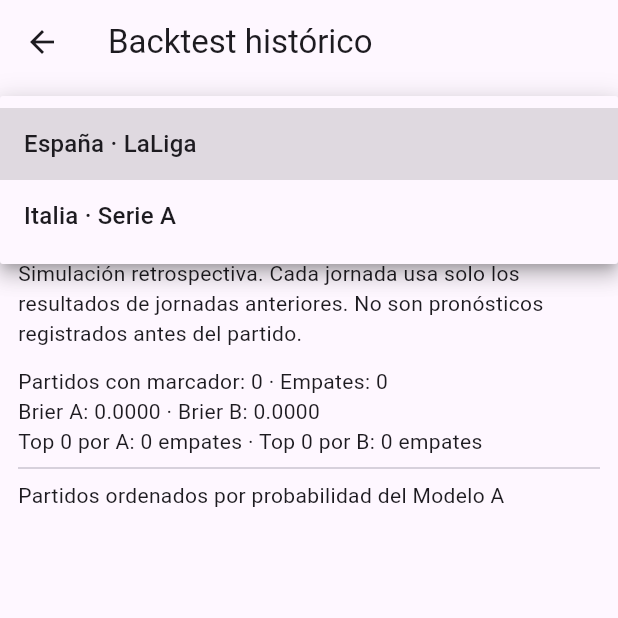
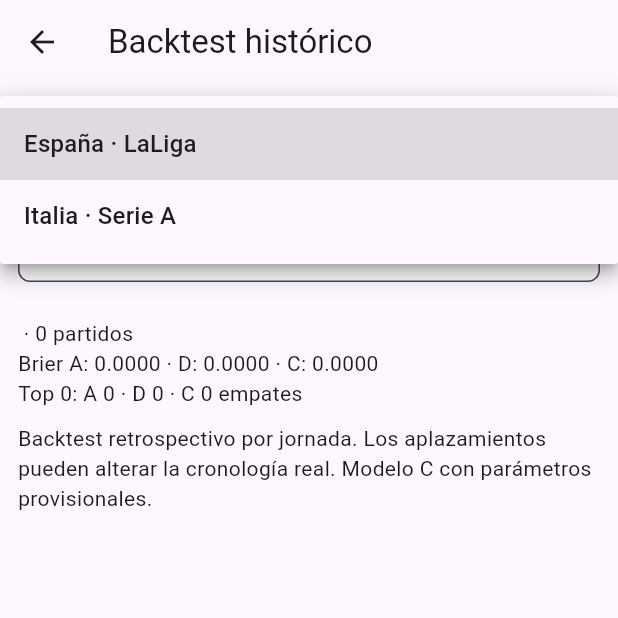
Before and after one commit to Daga89Mad/flutter2, a Flutter app: the BacktestEmpatesScreen screen opened directly with empty values, after a tap on "Liga", on a phone screen of 412 x 824 dp, the top half of it. Run offline on Flutter 3.47's test engine with Material 3 defaults, Android fonts, the phone set to English and light mode, and no system bars; our stand-ins replace cloud_firestore, firebase_auth, firebase_core, flutter_secure_storage, shared_preferences; accounts and stored records are empty.

Commit message:
Show A D C backtest grouped in ascending matchweek order

```diff
--- a/lib/views/backtestEmpatesScreen.dart
+++ b/lib/views/backtestEmpatesScreen.dart
@@ -2,6 +2,8 @@ import 'dart:math' as math;
 import 'package:cloud_firestore/cloud_firestore.dart';
 import 'package:flutter/material.dart';
 import 'package:plantillalogin/core/goalDrawModel.dart';
+import 'package:plantillalogin/core/drawModelC.dart';
+import 'package:plantillalogin/core/drawModelD.dart';
 
 /// Backtest exploratorio, nunca se escriben apuestas ni pronósticos.
 /// En cada jornada solo se usan marcadores de jornadas anteriores.
@@ -14,15 +16,17 @@ class BacktestEmpatesScreen extends StatefulWidget {
   @override
   State<BacktestEmpatesScreen> createState()=>_BacktestState();
 }
-class _DrawStats {int played=0,draws=0;}
+class _DrawStats {int played=0,draws=0,streak=0,points=0,homeGames=0,awayGames=0,homeGoals=0,awayGoals=0;}
 class _Forecast {
  final int round;final String home,away;
- final double a,b;final bool draw;
- const _Forecast(this.round,this.home,this.away,this.a,this.b,this.draw);
+ final double a,d,c;final bool draw;
+ const _Forecast(this.round,this.home,this.away,this.a,this.d,this.c,this.draw);
+ double prob(String model)=>model=='D'?d:model=='C'?c:a;
 }
 class _BacktestState extends State<BacktestEmpatesScreen> {
  bool loading=false;
  late String selectedLeague;
+ String selectedModel='A';
  String? error;
  int? maxRound;
  List<_Forecast> samples=[];
@@ -58,11 +62,16 @@ class _BacktestState extends State<BacktestEmpatesScreen> {
          final z=logit(prior)+.5*(logit(ph)-logit(prior))+
              .5*(logit(pa)-logit(prior));
          final modelA=1/(1+math.exp(-z));
-         final modelB=GoalDrawModel.predict(
-           home:goals[home]??TeamGoalStats(),
-           away:goals[away]??TeamGoalStats(),
-         ).probability;
-         output.add(_Forecast(j,home,away,modelA,modelB,hg==ag));
+         final ppg=h.played>=5&&a.played>=5
+           ? ((h.points/h.played)-(a.points/a.played)).abs():null;
+         final scoring=h.played>=5&&a.played>=5&&h.homeGames>=2&&a.awayGames>=2
+           ? h.homeGoals/h.homeGames+a.awayGoals/a.awayGames:null;
+         final modelD=DrawModelD.predict(pointsPerGameDifference:ppg,
+           combinedVenueScoringAverage:scoring,
+           eitherTeamEightWithoutDraw:h.streak>=8||a.streak>=8);
+         final modelC=DrawModelC.predict(
+           home:goals[home]??TeamGoalStats(),away:goals[away]??TeamGoalStats());
+         output.add(_Forecast(j,home,away,modelA,modelD,modelC,hg==ag));
        }
        // Now learn results, only for the NEXT round.
        for(final m in games){
@@ -72,8 +81,13 @@ class _BacktestState extends State<BacktestEmpatesScreen> {
          if(home.isEmpty||away.isEmpty)continue;
          for(final name in [home,away]){
            final x=team.putIfAbsent(name,()=>_DrawStats());
+           final local=name==home;
+           final scored=local?hg:ag,conceded=local?ag:hg;
            x.played++;
-           if(hg==ag)x.draws++;
+           if(hg==ag){x.draws++;x.points++;x.streak=0;}
+           else{x.streak++;if(scored>conceded)x.points+=3;}
+           if(local){x.homeGames++;x.homeGoals+=scored;}
+           else{x.awayGames++;x.awayGoals+=scored;}
          }
          (goals[home]??=TeamGoalStats()).add(home:true,scored:hg,conceded:ag);
          (goals[away]??=TeamGoalStats()).add(home:false,scored:ag,conceded:hg);
@@ -84,20 +98,19 @@ class _BacktestState extends State<BacktestEmpatesScreen> {
    finally{if(mounted)setState(()=>loading=false);}
  }
  @override void initState(){super.initState();selectedLeague=widget.league;_calculate();}
- double _brier(bool a)=>samples.isEmpty?0:samples.fold<double>(0,(sum,p){
-   final prob=a?p.a:p.b;return sum+math.pow(prob-(p.draw?1:0),2);
+ double _brier(String model)=>samples.isEmpty?0:samples.fold<double>(0,(sum,p){
+   final prob=p.prob(model);return sum+math.pow(prob-(p.draw?1:0),2);
  })/samples.length;
- int _topDraws(bool a,int count){
-   final sorted=[...samples]..sort((x,y)=>(a?y.a:y.b).compareTo(a?x.a:x.b));
+ int _topDraws(String model,int count){
+   final sorted=[...samples]..sort((x,y)=>y.prob(model).compareTo(x.prob(model)));
    return sorted.take(count).where((x)=>x.draw).length;
  }
  @override Widget build(BuildContext context){
-   final sorted=[...samples]..sort((x,y)=>y.a.compareTo(x.a));
+   final rounds=samples.map((e)=>e.round).toSet().toList()..sort();
    final count=math.min(20,samples.length);
    return Scaffold(appBar:AppBar(title:const Text('Backtest histórico')),
-     body:loading?const Center(child:CircularProgressIndicator()):
-      error!=null?Center(child:Text('Error leyendo Firebase: $error')):
-       ListView(padding:const EdgeInsets.all(12),children:[
+     body:Column(children:[
+       Padding(padding:const EdgeInsets.all(12),child:Column(children:[
          DropdownButtonFormField<String>(
            value:selectedLeague,
            decoration:const InputDecoration(labelText:'Liga'),
@@ -105,30 +118,48 @@ class _BacktestState extends State<BacktestEmpatesScreen> {
              DropdownMenuItem(value:'LaLiga',child:Text('España · LaLiga')),
              DropdownMenuItem(value:'SerieA',child:Text('Italia · Serie A')),
            ],
-           onChanged:loading?null:(value){
-             if(value!=null && value!=selectedLeague){
-               setState(()=>selectedLeague=value);
-               _calculate();
-             }
-           },
+           onChanged:loading?null:(v){if(v!=null&&v!=selectedLeague){
+             setState(()=>selectedLeague=v);_calculate();
+           }},
          ),
-         const SizedBox(height:12),
-         Text(widget.season,style:Theme.of(context).textTheme.titleLarge),
          const SizedBox(height:8),
-         const Text('Simulación retrospectiva. Cada jornada usa solo los resultados de jornadas anteriores. No son pronósticos registrados antes del partido.'),
-         const SizedBox(height:12),
-         Text('Partidos con marcador: ${samples.length} · Empates: ${samples.where((p)=>p.draw).length}'),
-         Text('Brier A: ${_brier(true).toStringAsFixed(4)} · Brier B: ${_brier(false).toStringAsFixed(4)}'),
-         Text('Top $count por A: ${_topDraws(true,count)} empates · Top $count por B: ${_topDraws(false,count)} empates'),
-         const Divider(),
-         const Text('Partidos ordenados por probabilidad del Modelo A'),
-         ...sorted.map((p)=>Card(child:ListTile(
-           title:Text('J${p.round} · ${p.home} – ${p.away}'),
-           subtitle:Text('A ${(p.a*100).toStringAsFixed(1)} % · B ${(p.b*100).toStringAsFixed(1)} %'),
-           trailing:Icon(p.draw?Icons.check_circle:Icons.cancel,
-             color:p.draw?Colors.green:Colors.red),
-         ))),
-       ]),
+         DropdownButtonFormField<String>(
+           value:selectedModel,decoration:const InputDecoration(labelText:'Ordenar cada jornada por'),
+           items:const [
+             DropdownMenuItem(value:'A',child:Text('Modelo A')),
+             DropdownMenuItem(value:'D',child:Text('Modelo D')),
+             DropdownMenuItem(value:'C',child:Text('Modelo C (provisional)')),
+           ],
+           onChanged:(v){if(v!=null)setState(()=>selectedModel=v);},
+         ),
+       ])),
+       if(loading)const LinearProgressIndicator(),
+       if(error!=null)Text('Error leyendo Firebase: $error'),
+       if(!loading&&error==null)Expanded(child:ListView(
+         padding:const EdgeInsets.all(12),children:[
+           Text('${widget.season} · ${samples.length} partidos'),
+           Text('Brier A: ${_brier("A").toStringAsFixed(4)} · D: ${_brier("D").toStringAsFixed(4)} · C: ${_brier("C").toStringAsFixed(4)}'),
+           Text('Top $count: A ${_topDraws("A",count)} · D ${_topDraws("D",count)} · C ${_topDraws("C",count)} empates'),
+           const Padding(padding:EdgeInsets.symmetric(vertical:10),child:Text(
+             'Backtest retrospectivo por jornada. Los aplazamientos pueden alterar la cronología real. Modelo C con parámetros provisionales.')),
+           ...rounds.map((r){
+             final games=samples.where((e)=>e.round==r).toList()
+               ..sort((x,y)=>y.prob(selectedModel).compareTo(x.prob(selectedModel)));
+             return Card(child:ExpansionTile(
+               initiallyExpanded:r==rounds.last,
+               title:Text('Jornada $r'),
+               subtitle:Text('${games.length} partidos · ${games.where((m)=>m.draw).length} empates'),
+               children:games.map((p)=>ListTile(
+                 title:Text('${p.home} – ${p.away}'),
+                 subtitle:Text('A ${(p.a*100).toStringAsFixed(1)} % · D ${(p.d*100).toStringAsFixed(1)} % · C ${(p.c*100).toStringAsFixed(1)} %'),
+                 trailing:Icon(p.draw?Icons.check_circle:Icons.cancel,
+                   color:p.draw?Colors.green:Colors.red),
+               )).toList(),
+             ));
+           }),
+         ],
+       )),
+     ]),
    );
  }
 }
```
